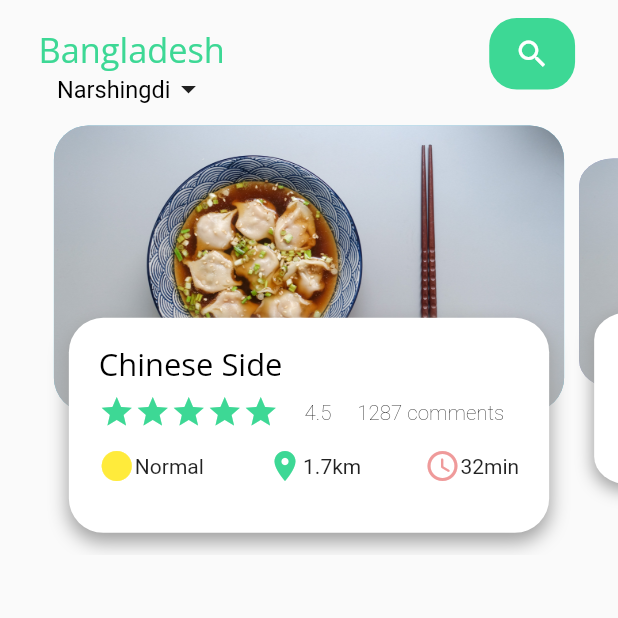
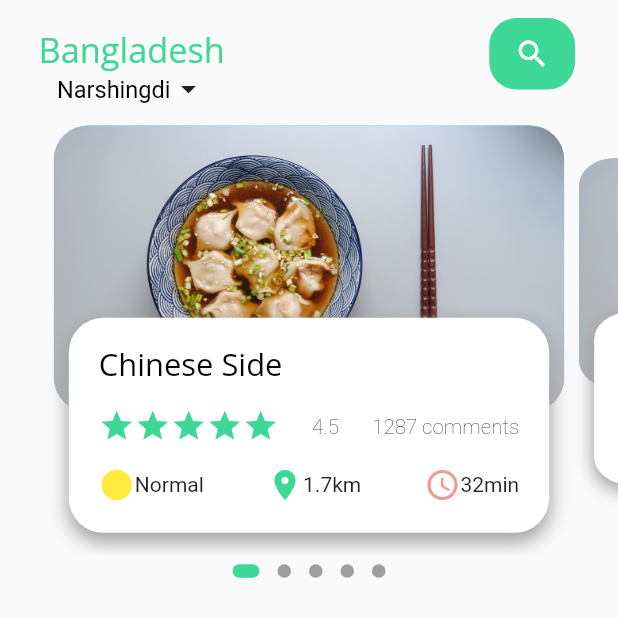
Before and after one commit to gt-lcy96/fultter_food_delivery, a Flutter app: the screen it shows after launch, on a phone screen of 412 x 824 dp, the top half of it. Run offline on Flutter 3.47's test engine with Material 2 defaults, Android fonts, the phone set to English and light mode, and no system bars; drawn by our look-alikes of dots_indicator; our stand-ins replace flutter_screenutil.

Commit message:
change alignment to space between to fit small phone

```diff
--- a/lib/pages/main_food/foodPageSlider.dart
+++ b/lib/pages/main_food/foodPageSlider.dart
@@ -1,5 +1,7 @@
+import 'package:dots_indicator/dots_indicator.dart';
 import 'package:flutter/material.dart';
 import 'package:flutter_screenutil/flutter_screenutil.dart';
+import 'package:food_delivery/common/values/colors.dart';
 import 'package:food_delivery/pages/main_food/widgets/main_food_widgets.dart';
 
 class FoodPageSlider extends StatefulWidget {
@@ -47,29 +49,47 @@ class _FoodPageSliderState extends State<FoodPageSlider> {
             },
           ),
         ),
+        DotsIndicator(dotsCount: 5,
+        position: _currPageValue,
+        decorator: DotsDecorator(
+          activeColor: AppColors.primaryElement,
+          size: const Size.square(9.0),
+          activeSize: const Size(18.0, 9.0),
+          activeShape: RoundedRectangleBorder(borderRadius: BorderRadius.circular(5.0)),
+        ),
+
+        )
       ],
     );
   }
 
   Widget _buildPageItem(int index) {
     Matrix4 matrix = new Matrix4.identity();
-    if (index == _currPageValue.floor()) { //current Slide
-      var currScale = 1 - (_currPageValue-index) * (1-_scaleFactor);
-      var currTrans = _height * (1-currScale) / 2;
-      matrix = Matrix4.diagonal3Values(1, currScale, 1)..setTranslationRaw(0, currTrans, 0);
-    } else if (index == _currPageValue.floor()+1) { //refer to next slide
-      var currScale = _scaleFactor + (_currPageValue-index+1) * (1-_scaleFactor);
-      var currTrans = _height * (1-currScale) / 2;
+    if (index == _currPageValue.floor()) {
+      //current Slide
+      var currScale = 1 - (_currPageValue - index) * (1 - _scaleFactor);
+      var currTrans = _height * (1 - currScale) / 2;
+      matrix = Matrix4.diagonal3Values(1, currScale, 1)
+        ..setTranslationRaw(0, currTrans, 0);
+    } else if (index == _currPageValue.floor() + 1) {
+      //refer to next slide
+      var currScale =
+          _scaleFactor + (_currPageValue - index + 1) * (1 - _scaleFactor);
+      var currTrans = _height * (1 - currScale) / 2;
       matrix = Matrix4.diagonal3Values(1, currScale, 1);
-      matrix = Matrix4.diagonal3Values(1, currScale, 1)..setTranslationRaw(0, currTrans, 0);
-    } else if (index == _currPageValue.floor()-1) { //refer to previous slide
-      var currScale = 1 - (_currPageValue-index) * (1-_scaleFactor);
-      var currTrans = _height * (1-currScale) / 2;
+      matrix = Matrix4.diagonal3Values(1, currScale, 1)
+        ..setTranslationRaw(0, currTrans, 0);
+    } else if (index == _currPageValue.floor() - 1) {
+      //refer to previous slide
+      var currScale = 1 - (_currPageValue - index) * (1 - _scaleFactor);
+      var currTrans = _height * (1 - currScale) / 2;
       matrix = Matrix4.diagonal3Values(1, currScale, 1);
-      matrix = Matrix4.diagonal3Values(1, currScale, 1)..setTranslationRaw(0, currTrans, 0);
+      matrix = Matrix4.diagonal3Values(1, currScale, 1)
+        ..setTranslationRaw(0, currTrans, 0);
     } else {
-      var currScale=0.8;
-      matrix = Matrix4.diagonal3Values(1, currScale, 1)..setTranslationRaw(0, _height*(1-_scaleFactor)/2, 0);
+      var currScale = 0.8;
+      matrix = Matrix4.diagonal3Values(1, currScale, 1)
+        ..setTranslationRaw(0, _height * (1 - _scaleFactor) / 2, 0);
     }
 
     return Transform(
--- a/lib/pages/main_food/widgets/main_food_widgets.dart
+++ b/lib/pages/main_food/widgets/main_food_widgets.dart
@@ -66,25 +66,17 @@ Widget pageViewSmallBlock() {
       padding: EdgeInsets.all(20),
       child: Column(
         crossAxisAlignment: CrossAxisAlignment.start,
+        mainAxisAlignment: MainAxisAlignment.spaceBetween,
         children: [
           bigText("Chinese Side", fontSize: 18),
-          SizedBox(
-            height: 5.h,
-          ),
           Row(
+            mainAxisAlignment: MainAxisAlignment.spaceBetween,
             children: [
               RatingList(),
-              SizedBox(
-                width: 15.w,
-              ),
               smallText("4.5"),
-              SizedBox(
-                width: 15.w,
-              ),
               smallText("1287 comments"),
             ],
           ),
-          SizedBox(height: 10.h),
           IconStatusList('Normal', '1.7km', '32min'),
         ],
       ),
```
